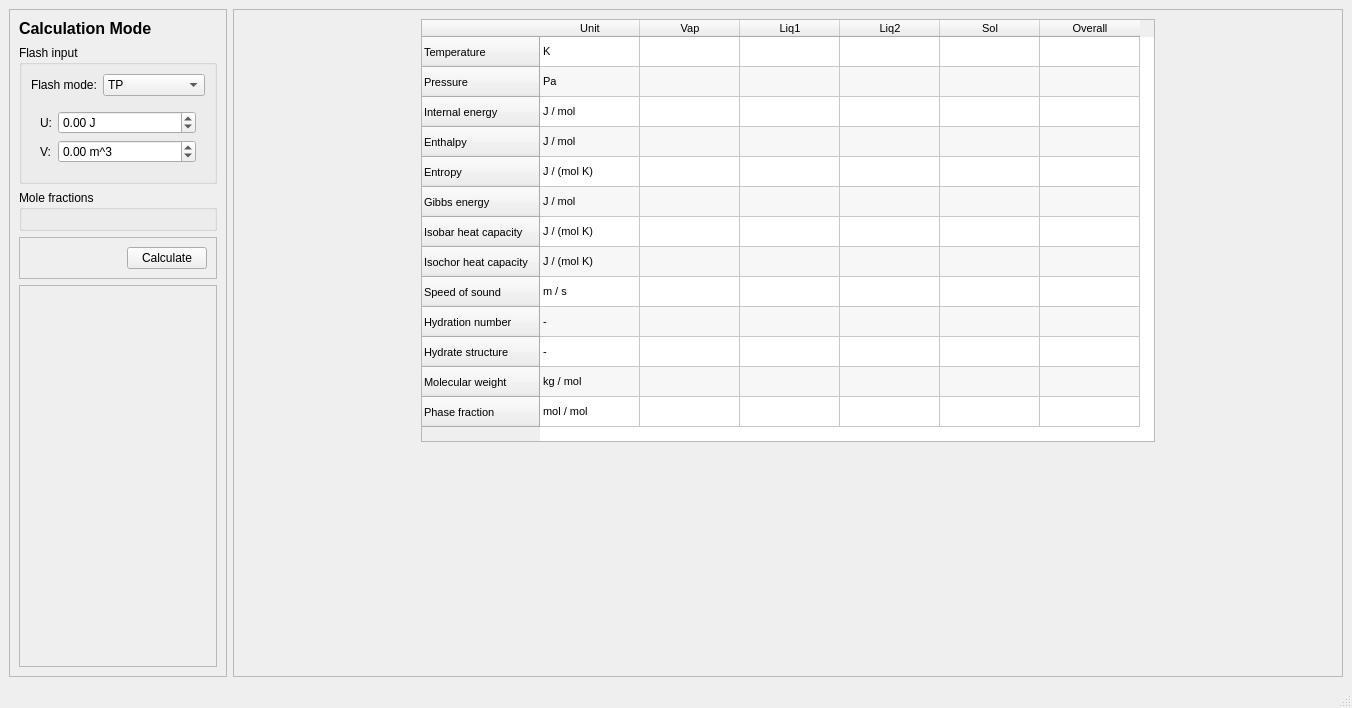
Qt form addon/pycThermopack/pyctp/gui/widgets/layouts/calc_mode.ui (thermotools/thermopack) before a commit.
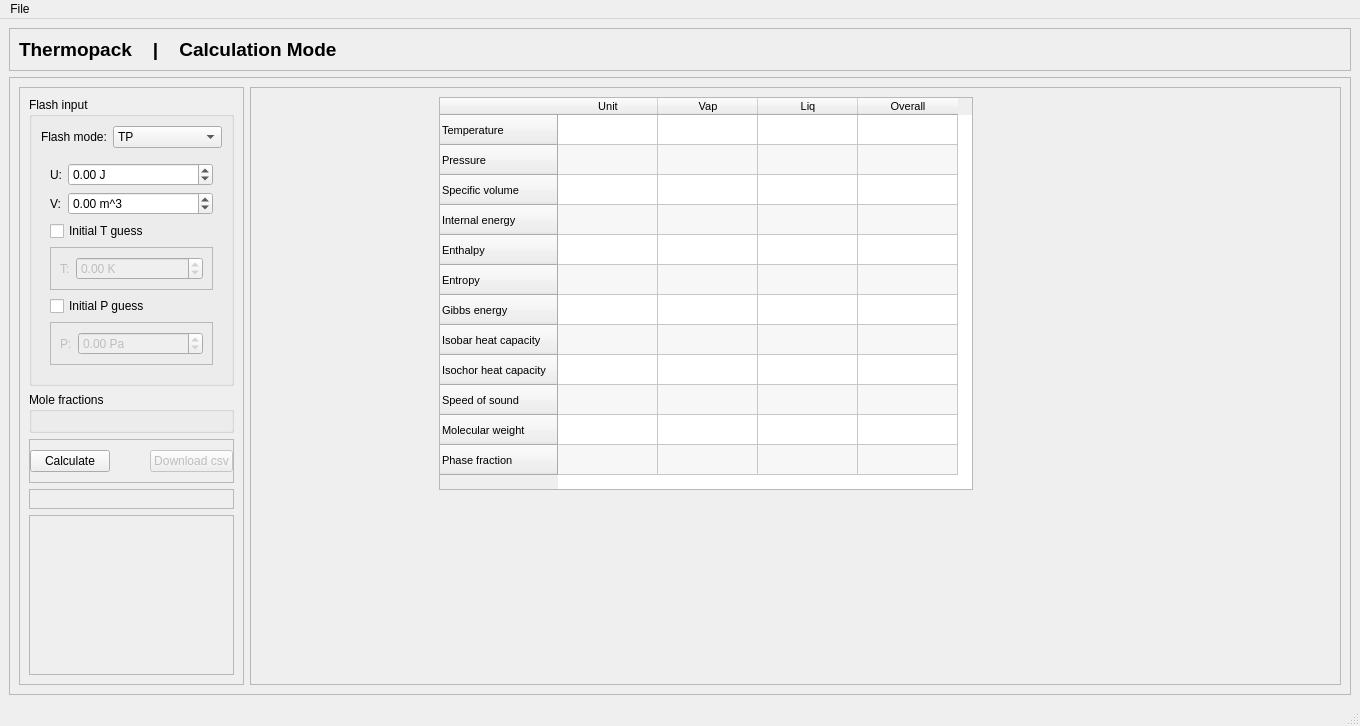
The same form after that commit. The open tabs and pages were chosen to show the change.

Commit message: Calculation mode functionality added

What changed in the file:
```diff
--- a/addon/pycThermopack/pyctp/gui/widgets/layouts/calc_mode.ui
+++ b/addon/pycThermopack/pyctp/gui/widgets/layouts/calc_mode.ui
@@ -6,31 +6,28 @@
    <rect>
     <x>0</x>
     <y>0</y>
-    <width>1352</width>
-    <height>708</height>
+    <width>1360</width>
+    <height>726</height>
    </rect>
   </property>
   <property name="windowTitle">
    <string>MainWindow</string>
   </property>
+  <property name="styleSheet">
+   <string notr="true"/>
+  </property>
   <widget class="QWidget" name="centralwidget">
-   <layout class="QHBoxLayout" name="horizontalLayout">
+   <layout class="QVBoxLayout" name="verticalLayout">
     <item>
-     <widget class="QFrame" name="frame">
-      <property name="sizePolicy">
-       <sizepolicy hsizetype="Fixed" vsizetype="Preferred">
-        <horstretch>0</horstretch>
-        <verstretch>0</verstretch>
-       </sizepolicy>
-      </property>
+     <widget class="QFrame" name="frame_5">
       <property name="frameShape">
        <enum>QFrame::StyledPanel</enum>
       </property>
       <property name="frameShadow">
        <enum>QFrame::Raised</enum>
       </property>
-      <layout class="QGridLayout" name="gridLayout">
-       <item row="0" column="0">
+      <layout class="QHBoxLayout" name="horizontalLayout_2">
+       <item>
         <widget class="QLabel" name="label">
          <property name="sizePolicy">
           <sizepolicy hsizetype="Preferred" vsizetype="Fixed">
@@ -40,17 +37,139 @@
          </property>
          <property name="font">
           <font>
-           <pointsize>12</pointsize>
+           <family>Arial</family>
+           <pointsize>14</pointsize>
            <weight>75</weight>
            <bold>true</bold>
           </font>
          </property>
          <property name="text">
-          <string>Calculation Mode</string>
+          <string>Thermopack    |    Calculation Mode</string>
          </property>
+        </widget>
+       </item>
+      </layout>
+     </widget>
+    </item>
+    <item>
+     <widget class="QFrame" name="frame_7">
+      <property name="frameShape">
+       <enum>QFrame::StyledPanel</enum>
+      </property>
+      <property name="frameShadow">
+       <enum>QFrame::Raised</enum>
+      </property>
+      <layout class="QHBoxLayout" name="horizontalLayout">
+       <item>
+        <widget class="QFrame" name="frame">
+         <property name="sizePolicy">
+          <sizepolicy hsizetype="Fixed" vsizetype="Preferred">
+           <horstretch>0</horstretch>
+           <verstretch>0</verstretch>
+          </sizepolicy>
+         </property>
+         <property name="frameShape">
+          <enum>QFrame::StyledPanel</enum>
+         </property>
+         <property name="frameShadow">
+          <enum>QFrame::Raised</enum>
+         </property>
+         <layout class="QGridLayout" name="gridLayout">
+          <item row="3" column="0" colspan="2">
+           <widget class="QFrame" name="frame_4">
+            <property name="sizePolicy">
+             <sizepolicy hsizetype="Preferred" vsizetype="Maximum">
+              <horstretch>0</horstretch>
+              <verstretch>0</verstretch>
+             </sizepolicy>
+            </property>
+            <property name="frameShape">
+             <enum>QFrame::StyledPanel</enum>
+            </property>
+            <property name="frameShadow">
+             <enum>QFrame::Raised</enum>
+            </property>
+            <layout class="QHBoxLayout" name="horizontalLayout_3">
+             <property name="spacing">
+              <number>0</number>
+             </property>
+             <property name="leftMargin">
+              <number>0</number>
+             </property>
+             <property name="topMargin">
+              <number>10</number>
+             </property>
+             <property name="rightMargin">
+              <number>0</number>
+             </property>
+             <property name="bottomMargin">
+              <number>10</number>
+             </property>
+             <item>
+              <widget class="QPushButton" name="calculate_btn">
+               <property name="text">
+                <string>Calculate</string>
+               </property>
+              </widget>
+             </item>
+             <item>
+              <spacer name="horizontalSpacer_2">
+               <property name="orientation">
+                <enum>Qt::Horizontal</enum>
+               </property>
+               <property name="sizeHint" stdset="0">
+                <size>
+                 <width>40</width>
+                 <height>20</height>
+                </size>
+               </property>
+              </spacer>
+             </item>
+             <item>
+              <widget class="QPushButton" name="download_csv_btn">
+               <property name="enabled">
+                <bool>false</bool>
+               </property>
+               <property name="text">
+                <string>Download csv</string>
+               </property>
+              </widget>
+             </item>
+            </layout>
         </widget>
        </item>
        <item row="2" column="0" colspan="2">
+           <widget class="QGroupBox" name="groupBox_2">
+            <property name="sizePolicy">
+             <sizepolicy hsizetype="Preferred" vsizetype="Maximum">
+              <horstretch>0</horstretch>
+              <verstretch>0</verstretch>
+             </sizepolicy>
+            </property>
+            <property name="title">
+             <string>Mole fractions</string>
+            </property>
+            <layout class="QFormLayout" name="fractions_layout"/>
+           </widget>
+          </item>
+          <item row="5" column="0" colspan="2">
+           <widget class="QFrame" name="frame_12">
+            <property name="sizePolicy">
+             <sizepolicy hsizetype="Preferred" vsizetype="Maximum">
+              <horstretch>0</horstretch>
+              <verstretch>0</verstretch>
+             </sizepolicy>
+            </property>
+            <property name="frameShape">
+             <enum>QFrame::StyledPanel</enum>
+            </property>
+            <property name="frameShadow">
+             <enum>QFrame::Raised</enum>
+            </property>
+            <layout class="QHBoxLayout" name="horizontalLayout_4"/>
+           </widget>
+          </item>
+          <item row="1" column="0" colspan="2">
         <widget class="QGroupBox" name="groupBox_3">
          <property name="sizePolicy">
           <sizepolicy hsizetype="Preferred" vsizetype="Maximum">
@@ -284,14 +403,98 @@
                 </property>
                </widget>
               </item>
-             </layout>
-            </widget>
-           </widget>
-          </item>
+                 <item row="2" column="0" colspan="2">
+                  <widget class="QCheckBox" name="uv_t_initial_guess">
+                   <property name="text">
+                    <string>Initial T guess</string>
+                   </property>
+                  </widget>
+                 </item>
+                 <item row="3" column="0" colspan="2">
+                  <widget class="QFrame" name="uv_t_guess_frame">
+                   <property name="enabled">
+                    <bool>false</bool>
+                   </property>
+                   <property name="frameShape">
+                    <enum>QFrame::StyledPanel</enum>
+                   </property>
+                   <property name="frameShadow">
+                    <enum>QFrame::Raised</enum>
+                   </property>
+                   <layout class="QFormLayout" name="formLayout_8">
+                    <item row="0" column="0">
+                     <widget class="QLabel" name="label_15">
+                      <property name="text">
+                       <string>T:</string>
+                      </property>
+                     </widget>
+                    </item>
+                    <item row="0" column="1">
+                     <widget class="QDoubleSpinBox" name="uv_t_guess">
+                      <property name="suffix">
+                       <string> K</string>
+                      </property>
+                      <property name="minimum">
+                       <double>-10000000000.000000000000000</double>
+                      </property>
+                      <property name="maximum">
+                       <double>10000000000.000000000000000</double>
+                      </property>
+                     </widget>
+                    </item>
          </layout>
         </widget>
        </item>
+                 <item row="4" column="0" colspan="2">
+                  <widget class="QCheckBox" name="uv_p_initial_guess">
+                   <property name="text">
+                    <string>Initial P guess</string>
+                   </property>
+                  </widget>
+                 </item>
        <item row="5" column="0" colspan="2">
+                  <widget class="QFrame" name="uv_p_guess_frame">
+                   <property name="enabled">
+                    <bool>false</bool>
+                   </property>
+                   <property name="frameShape">
+                    <enum>QFrame::StyledPanel</enum>
+                   </property>
+                   <property name="frameShadow">
+                    <enum>QFrame::Raised</enum>
+                   </property>
+                   <layout class="QFormLayout" name="formLayout_9">
+                    <item row="0" column="0">
+                     <widget class="QLabel" name="label_16">
+                      <property name="text">
+                       <string>P:</string>
+                      </property>
+                     </widget>
+                    </item>
+                    <item row="0" column="1">
+                     <widget class="QDoubleSpinBox" name="uv_p_guess">
+                      <property name="suffix">
+                       <string> Pa</string>
+                      </property>
+                      <property name="minimum">
+                       <double>-10000000000.000000000000000</double>
+                      </property>
+                      <property name="maximum">
+                       <double>10000000000.000000000000000</double>
+                      </property>
+                     </widget>
+                    </item>
+                   </layout>
+                  </widget>
+                 </item>
+                </layout>
+               </widget>
+              </widget>
+             </item>
+            </layout>
+           </widget>
+          </item>
+          <item row="6" column="0" colspan="2">
         <widget class="QFrame" name="frame_3">
          <property name="frameShape">
           <enum>QFrame::StyledPanel</enum>
@@ -301,71 +504,6 @@
          </property>
         </widget>
        </item>
-       <item row="0" column="1">
-        <spacer name="horizontalSpacer">
-         <property name="orientation">
-          <enum>Qt::Horizontal</enum>
-         </property>
-         <property name="sizeHint" stdset="0">
-          <size>
-           <width>40</width>
-           <height>20</height>
-          </size>
-         </property>
-        </spacer>
-       </item>
-       <item row="3" column="0" colspan="2">
-        <widget class="QGroupBox" name="groupBox_2">
-         <property name="sizePolicy">
-          <sizepolicy hsizetype="Preferred" vsizetype="Maximum">
-           <horstretch>0</horstretch>
-           <verstretch>0</verstretch>
-          </sizepolicy>
-         </property>
-         <property name="title">
-          <string>Mole fractions</string>
-         </property>
-         <layout class="QFormLayout" name="fractions_layout"/>
-        </widget>
-       </item>
-       <item row="4" column="0" colspan="2">
-        <widget class="QFrame" name="frame_4">
-         <property name="sizePolicy">
-          <sizepolicy hsizetype="Preferred" vsizetype="Maximum">
-           <horstretch>0</horstretch>
-           <verstretch>0</verstretch>
-          </sizepolicy>
-         </property>
-         <property name="frameShape">
-          <enum>QFrame::StyledPanel</enum>
-         </property>
-         <property name="frameShadow">
-          <enum>QFrame::Raised</enum>
-         </property>
-         <layout class="QHBoxLayout" name="horizontalLayout_3">
-          <item>
-           <spacer name="horizontalSpacer_2">
-            <property name="orientation">
-             <enum>Qt::Horizontal</enum>
-            </property>
-            <property name="sizeHint" stdset="0">
-             <size>
-              <width>40</width>
-              <height>20</height>
-             </size>
-            </property>
-           </spacer>
-          </item>
-          <item>
-           <widget class="QPushButton" name="calculate_btn">
-            <property name="text">
-             <string>Calculate</string>
-            </property>
-           </widget>
-          </item>
-         </layout>
-        </widget>
-       </item>
       </layout>
      </widget>
     </item>
@@ -384,8 +522,34 @@
        <enum>QFrame::Raised</enum>
       </property>
       <layout class="QGridLayout" name="gridLayout_2">
-       <item row="0" column="1">
-        <widget class="QTableWidget" name="tableWidget">
+          <item row="2" column="1">
+           <spacer name="verticalSpacer">
+            <property name="orientation">
+             <enum>Qt::Vertical</enum>
+            </property>
+            <property name="sizeHint" stdset="0">
+             <size>
+              <width>20</width>
+              <height>40</height>
+             </size>
+            </property>
+           </spacer>
+          </item>
+          <item row="1" column="3">
+           <spacer name="horizontalSpacer_4">
+            <property name="orientation">
+             <enum>Qt::Horizontal</enum>
+            </property>
+            <property name="sizeHint" stdset="0">
+             <size>
+              <width>40</width>
+              <height>20</height>
+             </size>
+            </property>
+           </spacer>
+          </item>
+          <item row="1" column="1">
+           <widget class="QTableWidget" name="table">
          <property name="sizePolicy">
           <sizepolicy hsizetype="Maximum" vsizetype="Maximum">
            <horstretch>0</horstretch>
@@ -397,6 +561,9 @@
            <pointsize>8</pointsize>
           </font>
          </property>
+            <property name="styleSheet">
+             <string notr="true"/>
+            </property>
          <property name="frameShape">
           <enum>QFrame::StyledPanel</enum>
          </property>
@@ -455,6 +622,11 @@
            <string>Pressure</string>
           </property>
          </row>
+            <row>
+             <property name="text">
+              <string>Specific volume</string>
+             </property>
+            </row>
          <row>
           <property name="text">
            <string>Internal energy</string>
@@ -490,16 +662,6 @@
            <string>Speed of sound</string>
           </property>
          </row>
-         <row>
-          <property name="text">
-           <string>Hydration number</string>
-          </property>
-         </row>
-         <row>
-          <property name="text">
-           <string>Hydrate structure</string>
-          </property>
-         </row>
          <row>
           <property name="text">
            <string>Molecular weight</string>
@@ -522,17 +684,7 @@
          </column>
          <column>
           <property name="text">
-           <string>Liq1</string>
-          </property>
-         </column>
-         <column>
-          <property name="text">
-           <string>Liq2</string>
-          </property>
-         </column>
-         <column>
-          <property name="text">
-           <string>Sol</string>
+              <string>Liq</string>
           </property>
          </column>
          <column>
@@ -542,87 +694,69 @@
          </column>
          <item row="0" column="0">
           <property name="text">
-           <string>K</string>
+              <string/>
           </property>
          </item>
          <item row="1" column="0">
           <property name="text">
-           <string>Pa</string>
+              <string/>
           </property>
          </item>
          <item row="2" column="0">
           <property name="text">
-           <string>J / mol</string>
+              <string/>
           </property>
          </item>
          <item row="3" column="0">
           <property name="text">
-           <string>J / mol</string>
+              <string/>
           </property>
          </item>
          <item row="4" column="0">
           <property name="text">
-           <string>J / (mol K)</string>
+              <string/>
           </property>
          </item>
          <item row="5" column="0">
           <property name="text">
-           <string>J / mol</string>
+              <string/>
           </property>
          </item>
          <item row="6" column="0">
           <property name="text">
-           <string>J / (mol K)</string>
+              <string/>
           </property>
          </item>
          <item row="7" column="0">
           <property name="text">
-           <string>J / (mol K)</string>
+              <string/>
           </property>
          </item>
          <item row="8" column="0">
           <property name="text">
-           <string>m / s</string>
+              <string/>
           </property>
          </item>
          <item row="9" column="0">
           <property name="text">
-           <string>-</string>
+              <string/>
           </property>
          </item>
          <item row="10" column="0">
           <property name="text">
-           <string>-</string>
+              <string/>
           </property>
          </item>
          <item row="11" column="0">
           <property name="text">
-           <string>kg / mol</string>
-          </property>
-         </item>
-         <item row="12" column="0">
-          <property name="text">
-           <string>mol / mol</string>
-          </property>
-         </item>
-        </widget>
-       </item>
-       <item row="1" column="1">
-        <spacer name="verticalSpacer">
+              <string/>
+             </property>
+            </item>
+           </widget>
+          </item>
+          <item row="1" column="0">
+           <spacer name="horizontalSpacer_5">
          <property name="orientation">
-          <enum>Qt::Vertical</enum>
-         </property>
-         <property name="sizeHint" stdset="0">
-          <size>
-           <width>20</width>
-           <height>40</height>
-          </size>
-         </property>
-        </spacer>
-       </item>
-       <item row="0" column="2">
-        <spacer name="horizontalSpacer_3">
-         <property name="orientation">
           <enum>Qt::Horizontal</enum>
          </property>
          <property name="sizeHint" stdset="0">
@@ -633,8 +767,8 @@
          </property>
         </spacer>
        </item>
-       <item row="0" column="0">
-        <spacer name="horizontalSpacer_4">
+          <item row="1" column="2">
+           <spacer name="horizontalSpacer_6">
          <property name="orientation">
           <enum>Qt::Horizontal</enum>
          </property>
@@ -645,6 +779,9 @@
           </size>
          </property>
         </spacer>
+          </item>
+         </layout>
+        </widget>
        </item>
       </layout>
      </widget>
@@ -656,10 +793,17 @@
     <rect>
      <x>0</x>
      <y>0</y>
-     <width>1352</width>
+     <width>1360</width>
      <height>22</height>
     </rect>
    </property>
+   <widget class="QMenu" name="menuFile">
+    <property name="title">
+     <string>File</string>
+    </property>
+    <addaction name="action_display_settings"/>
+   </widget>
+   <addaction name="menuFile"/>
   </widget>
   <widget class="QStatusBar" name="statusbar"/>
  </widget>
```
Left out of the diff: 207 changed lines with no effect on the pictures. Lines whose indentation alone changed are shown as unchanged. The commit also changes 5 other files.
